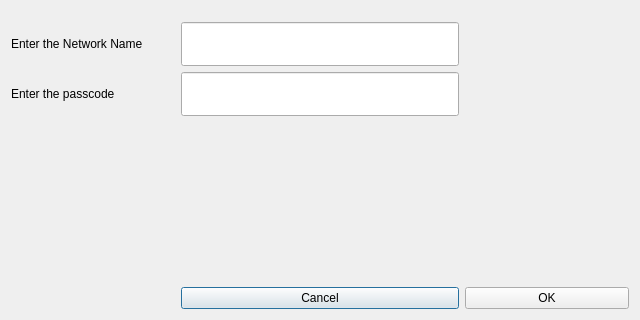
rmick/Combobulator, file OtaWindow.ui: the form before one commit; both pictures show x 0 to 640 and y 160 to 480 of the 640 by 480 pixel window.
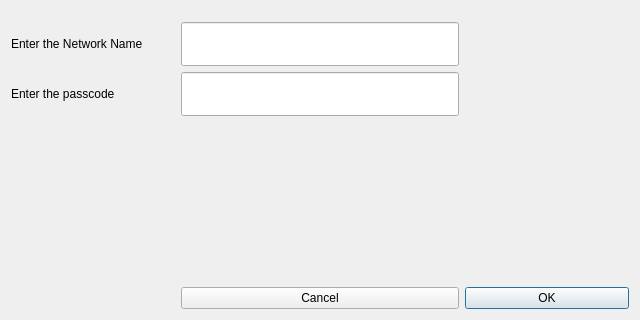
The form after the commit.

```diff
--- a/OtaWindow.ui
+++ b/OtaWindow.ui
@@ -93,6 +93,9 @@
      <property name="text">
       <string>OK</string>
      </property>
+     <property name="default">
+      <bool>true</bool>
+     </property>
     </widget>
    </item>
    <item row="0" column="1">
```
Left out of the diff: 5 changed lines with no effect on the pictures.
